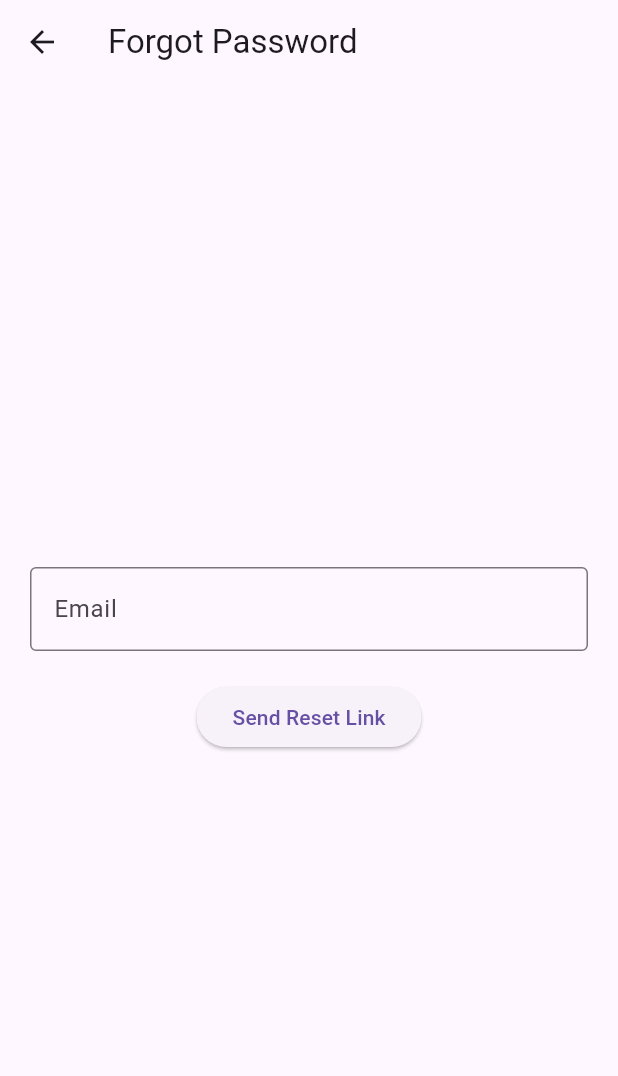
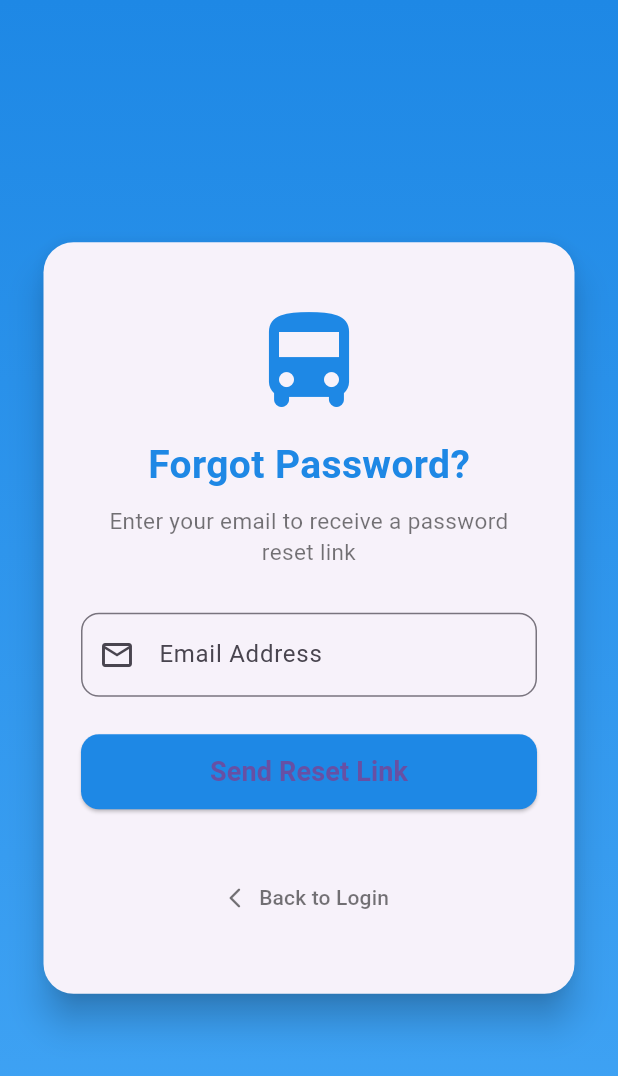
Before and after one commit to SanmuganathanLathusan/bus_tracker, a Flutter app: the ForgotPasswordPage screen opened by its route, on a phone screen of 412 x 824 dp. Shown: the top 1076 px of the screen. Run offline on Flutter 3.47's test engine with Material 3 defaults, Android fonts, the phone set to English and light mode, and no system bars; our stand-ins replace geolocator, google_fonts, google_maps_flutter, permission_handler, socket_io_client.

Commit message:
modified  lib/screens/forgotpassword.dart file

```diff
--- a/lib/screens/forgotpassword.dart
+++ b/lib/screens/forgotpassword.dart
@@ -5,42 +5,169 @@ class ForgotPasswordPage extends StatefulWidget {
   const ForgotPasswordPage({super.key});
 
   @override
-  _ForgotPasswordPageState createState() => _ForgotPasswordPageState();
+  State<ForgotPasswordPage> createState() => _ForgotPasswordPageState();
 }
 
 class _ForgotPasswordPageState extends State<ForgotPasswordPage> {
   final emailController = TextEditingController();
   bool isLoading = false;
+  String? successMessage;
 
   Future<void> sendResetEmail() async {
-    setState(() => isLoading = true);
+    if (emailController.text.trim().isEmpty) {
+      ScaffoldMessenger.of(context).showSnackBar(
+        const SnackBar(content: Text('Please enter your email address')),
+      );
+      return;
+    }
 
-    final result = await ApiService.forgotPassword(email: emailController.text.trim());
+    setState(() {
+      isLoading = true;
+      successMessage = null;
+    });
+
+    final result =
+        await ApiService.forgotPassword(email: emailController.text.trim());
 
     setState(() => isLoading = false);
 
-    ScaffoldMessenger.of(context).showSnackBar(
-      SnackBar(content: Text(result['data']['message'] ?? 'Failed to send reset link')),
-    );
+    final message = result['data']['message'] ?? 'Failed to send reset link';
+
+    // Show snackbar
+    ScaffoldMessenger.of(context).showSnackBar(SnackBar(content: Text(message)));
+
+    // If successful, show visible message
+    if (message.toLowerCase().contains('success') ||
+        message.toLowerCase().contains('sent')) {
+      setState(() {
+        successMessage =
+            "✅ Reset link sent! Please check your email inbox (and spam folder).";
+      });
+    } else {
+      setState(() {
+        successMessage = "❌ Failed to send reset link. Try again.";
+      });
+    }
   }
 
   @override
   Widget build(BuildContext context) {
     return Scaffold(
-      appBar: AppBar(title: const Text('Forgot Password')),
-      body: Center(
-        child: Padding(
-          padding: const EdgeInsets.all(20),
-          child: Column(
-            mainAxisAlignment: MainAxisAlignment.center,
-            children: [
-              TextField(controller: emailController, decoration: const InputDecoration(labelText: 'Email', border: OutlineInputBorder())),
-              const SizedBox(height: 20),
-              ElevatedButton(
-                onPressed: isLoading ? null : sendResetEmail,
-                child: isLoading ? const CircularProgressIndicator(color: Colors.white) : const Text('Send Reset Link'),
+      body: Container(
+        decoration: const BoxDecoration(
+          gradient: LinearGradient(
+            colors: [Color(0xFF1E88E5), Color(0xFF42A5F5)],
+            begin: Alignment.topCenter,
+            end: Alignment.bottomCenter,
+          ),
+        ),
+        child: Center(
+          child: SingleChildScrollView(
+            padding: const EdgeInsets.all(25),
+            child: Card(
+              elevation: 10,
+              shape: RoundedRectangleBorder(
+                borderRadius: BorderRadius.circular(20),
               ),
-            ],
+              child: Padding(
+                padding:
+                    const EdgeInsets.symmetric(horizontal: 25, vertical: 40),
+                child: Column(
+                  mainAxisSize: MainAxisSize.min,
+                  children: [
+                    const Icon(
+                      Icons.directions_bus_rounded,
+                      size: 80,
+                      color: Color(0xFF1E88E5),
+                    ),
+                    const SizedBox(height: 10),
+                    const Text(
+                      'Forgot Password?',
+                      style: TextStyle(
+                        fontSize: 26,
+                        fontWeight: FontWeight.bold,
+                        color: Color(0xFF1E88E5),
+                      ),
+                    ),
+                    const SizedBox(height: 8),
+                    const Text(
+                      'Enter your email to receive a password reset link',
+                      textAlign: TextAlign.center,
+                      style: TextStyle(color: Colors.black54, fontSize: 15),
+                    ),
+                    const SizedBox(height: 30),
+
+                    // Email TextField
+                    TextField(
+                      controller: emailController,
+                      keyboardType: TextInputType.emailAddress,
+                      decoration: InputDecoration(
+                        labelText: 'Email Address',
+                        prefixIcon: const Icon(Icons.email_outlined),
+                        border: OutlineInputBorder(
+                          borderRadius: BorderRadius.circular(12),
+                        ),
+                      ),
+                    ),
+
+                    const SizedBox(height: 25),
+
+                    // Button
+                    SizedBox(
+                      width: double.infinity,
+                      height: 50,
+                      child: ElevatedButton(
+                        onPressed: isLoading ? null : sendResetEmail,
+                        style: ElevatedButton.styleFrom(
+                          backgroundColor: const Color(0xFF1E88E5),
+                          shape: RoundedRectangleBorder(
+                            borderRadius: BorderRadius.circular(12),
+                          ),
+                        ),
+                        child: isLoading
+                            ? const CircularProgressIndicator(
+                                color: Colors.white,
+                              )
+                            : const Text(
+                                'Send Reset Link',
+                                style: TextStyle(
+                                    fontSize: 18, fontWeight: FontWeight.w600),
+                              ),
+                      ),
+                    ),
+
+                    const SizedBox(height: 20),
+
+                    // ✅ Visible Success / Error Message
+                    if (successMessage != null)
+                      Text(
+                        successMessage!,
+                        textAlign: TextAlign.center,
+                        style: TextStyle(
+                          color: successMessage!.contains('✅')
+                              ? Colors.green
+                              : Colors.red,
+                          fontSize: 15,
+                          fontWeight: FontWeight.w500,
+                        ),
+                      ),
+
+                    const SizedBox(height: 15),
+
+                    // Back to Login
+                    TextButton.icon(
+                      onPressed: () => Navigator.pop(context),
+                      icon: const Icon(Icons.arrow_back_ios_new_rounded,
+                          color: Colors.black54, size: 16),
+                      label: const Text(
+                        'Back to Login',
+                        style: TextStyle(color: Colors.black54),
+                      ),
+                    ),
+                  ],
+                ),
+              ),
+            ),
           ),
         ),
       ),
```
